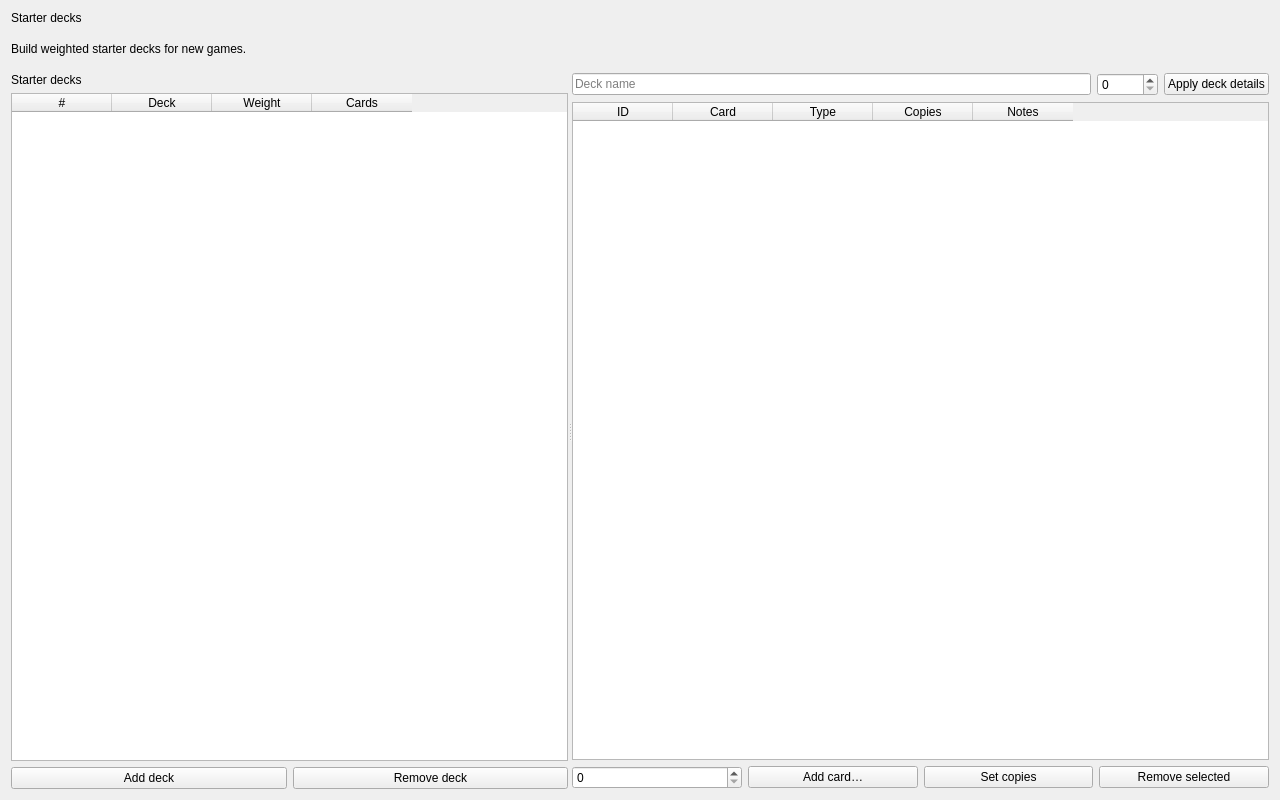
This is tools/pc/fm_editor/ui/starter_decks_page.ui in DaVinciLord/Yu-Gi-Oh-Forbidden-Memories-Recompiled as Qt 5 draws it before an edit. The edited form follows.
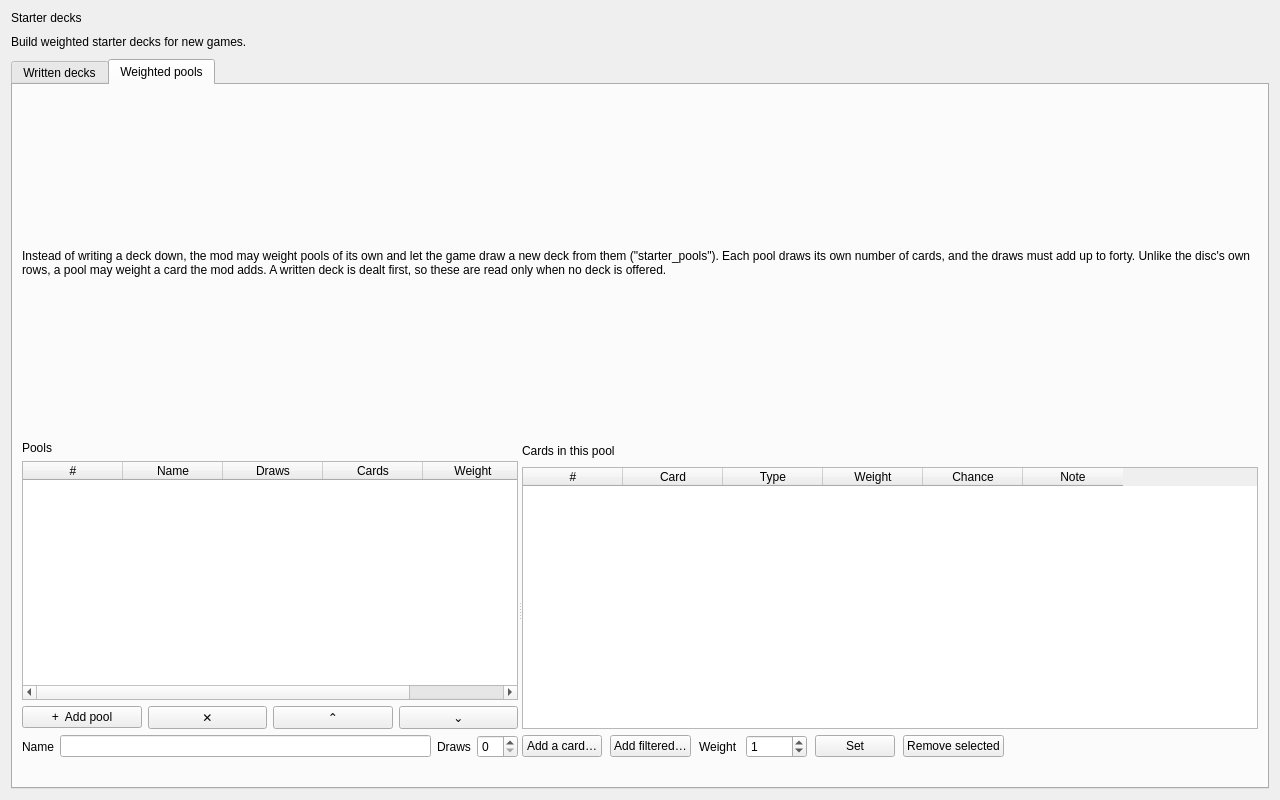
This is the edited form. The open tabs and pages were chosen to show the change.

Commit message: FM Editor: the Qt window as the editor, a module a page

What changed in the file:
```diff
--- a/tools/pc/fm_editor/ui/starter_decks_page.ui
+++ b/tools/pc/fm_editor/ui/starter_decks_page.ui
@@ -46,7 +46,13 @@
      </property>
     </widget>
    </item>
-   <item>
+      <item>
+    <widget class="QTabWidget" name="starterTabs">
+     <property name="currentIndex"><number>0</number></property>
+     <widget class="QWidget" name="starterWrittenTab">
+      <attribute name="title"><string>Written decks</string></attribute>
+      <layout class="QVBoxLayout" name="starterWrittenLayout">
+<item>
     <widget class="QSplitter" name="starterSplit">
      <property name="orientation">
       <enum>Qt::Orientation::Horizontal</enum>
@@ -202,6 +208,198 @@
      </widget>
     </widget>
    </item>
+      </layout>
+     </widget>
+
+      <widget class="QWidget" name="starterPoolsTab">
+       <attribute name="title"><string>Weighted pools</string></attribute>
+       <layout class="QVBoxLayout" name="starterPoolsLayout">
+        <property name="spacing"><number>10</number></property>
+        <item>
+         <widget class="QLabel" name="starterPoolsHint">
+          <property name="text"><string>Instead of writing a deck down, the mod may weight pools of its own and let the game draw a new deck from them ("starter_pools"). Each pool draws its own number of cards, and the draws must add up to forty. Unlike the disc's own rows, a pool may weight a card the mod adds. A written deck is dealt first, so these are read only when no deck is offered.</string></property>
+          <property name="wordWrap"><bool>true</bool></property>
+         </widget>
+        </item>
+        <item>
+         <widget class="QSplitter" name="starterPoolsSplit">
+          <property name="orientation"><enum>Qt::Orientation::Horizontal</enum></property>
+          <property name="childrenCollapsible"><bool>false</bool></property>
+          <widget class="QWidget" name="starterPoolListPane" native="true">
+           <layout class="QVBoxLayout" name="starterPoolListLayout">
+            <property name="leftMargin"><number>0</number></property>
+            <item>
+             <widget class="QLabel" name="starterPoolListHeading">
+              <property name="text"><string>Pools</string></property>
+             </widget>
+            </item>
+            <item>
+             <widget class="QTableWidget" name="starterPoolTable">
+              <property name="alternatingRowColors"><bool>true</bool></property>
+              <property name="selectionBehavior"><enum>QAbstractItemView::SelectionBehavior::SelectRows</enum></property>
+              <property name="selectionMode"><enum>QAbstractItemView::SelectionMode::SingleSelection</enum></property>
+              <property name="editTriggers"><set>QAbstractItemView::EditTrigger::NoEditTriggers</set></property>
+              <column><property name="text"><string>#</string></property></column>
+              <column><property name="text"><string>Name</string></property></column>
+              <column><property name="text"><string>Draws</string></property></column>
+              <column><property name="text"><string>Cards</string></property></column>
+              <column><property name="text"><string>Weight</string></property></column>
+             </widget>
+            </item>
+            <item>
+             <layout class="QHBoxLayout" name="starterPoolListActions">
+              <property name="spacing"><number>6</number></property>
+              <item>
+               <widget class="QPushButton" name="addStarterPoolButton">
+                <property name="text"><string>+  Add pool</string></property>
+               </widget>
+              </item>
+              <item>
+               <widget class="QPushButton" name="removeStarterPoolButton">
+                <property name="text"><string>✕</string></property>
+                <property name="toolTip"><string>Remove the selected pool</string></property>
+               </widget>
+              </item>
+              <item>
+               <widget class="QPushButton" name="moveStarterPoolUpButton">
+                <property name="text"><string>⌃</string></property>
+               </widget>
+              </item>
+              <item>
+               <widget class="QPushButton" name="moveStarterPoolDownButton">
+                <property name="text"><string>⌄</string></property>
+               </widget>
+              </item>
+             </layout>
+            </item>
+            <item>
+             <layout class="QHBoxLayout" name="starterPoolDrawRow">
+              <item>
+               <widget class="QLabel" name="starterPoolNameLabel">
+                <property name="text"><string>Name</string></property>
+               </widget>
+              </item>
+              <item>
+               <widget class="QLineEdit" name="starterPoolNameEdit"/>
+              </item>
+              <item>
+               <widget class="QLabel" name="starterPoolDrawLabel">
+                <property name="text"><string>Draws</string></property>
+               </widget>
+              </item>
+              <item>
+               <widget class="QSpinBox" name="starterPoolDrawSpin">
+                <property name="minimum"><number>0</number></property>
+                <property name="maximum"><number>40</number></property>
+                <property name="maximumSize"><size><width>90</width><height>16777215</height></size></property>
+               </widget>
+              </item>
+             </layout>
+            </item>
+            <item>
+             <widget class="QLabel" name="starterPoolDrawTotal">
+              <property name="text"><string/></property>
+              <property name="wordWrap"><bool>true</bool></property>
+             </widget>
+            </item>
+           </layout>
+          </widget>
+          <widget class="QWidget" name="starterPoolDetailPane" native="true">
+           <layout class="QVBoxLayout" name="starterPoolDetailLayout">
+            <property name="rightMargin"><number>0</number></property>
+            <item>
+             <layout class="QHBoxLayout" name="starterPoolHeader">
+              <item>
+               <widget class="QLabel" name="starterPoolHeading">
+                <property name="text"><string>Cards in this pool</string></property>
+               </widget>
+              </item>
+              <item>
+               <spacer name="starterPoolHeaderSpacer">
+                <property name="orientation"><enum>Qt::Orientation::Horizontal</enum></property>
+                <property name="sizeHint" stdset="0"><size><width>20</width><height>20</height></size></property>
+               </spacer>
+              </item>
+              <item>
+               <widget class="QLabel" name="starterPoolSummary">
+                <property name="text"><string/></property>
+               </widget>
+              </item>
+             </layout>
+            </item>
+            <item>
+             <widget class="QTableWidget" name="starterPoolCardTable">
+              <property name="alternatingRowColors"><bool>true</bool></property>
+              <property name="selectionBehavior"><enum>QAbstractItemView::SelectionBehavior::SelectRows</enum></property>
+              <property name="selectionMode"><enum>QAbstractItemView::SelectionMode::ExtendedSelection</enum></property>
+              <property name="editTriggers"><set>QAbstractItemView::EditTrigger::NoEditTriggers</set></property>
+              <column><property name="text"><string>#</string></property></column>
+              <column><property name="text"><string>Card</string></property></column>
+              <column><property name="text"><string>Type</string></property></column>
+              <column><property name="text"><string>Weight</string></property></column>
+              <column><property name="text"><string>Chance</string></property></column>
+              <column><property name="text"><string>Note</string></property></column>
+             </widget>
+            </item>
+            <item>
+             <layout class="QHBoxLayout" name="starterPoolActions">
+              <property name="spacing"><number>8</number></property>
+              <item>
+               <widget class="QPushButton" name="addPoolWeightButton">
+                <property name="text"><string>Add a card…</string></property>
+               </widget>
+              </item>
+              <item>
+               <widget class="QPushButton" name="addFilteredPoolCardsButton">
+                <property name="text"><string>Add filtered…</string></property>
+               </widget>
+              </item>
+              <item>
+               <widget class="QLabel" name="starterPoolWeightLabel">
+                <property name="text"><string>Weight</string></property>
+               </widget>
+              </item>
+              <item>
+               <widget class="QSpinBox" name="starterPoolWeightSpin">
+                <property name="minimum"><number>0</number></property>
+                <property name="maximum"><number>65535</number></property>
+                <property name="value"><number>1</number></property>
+                <property name="maximumSize"><size><width>110</width><height>16777215</height></size></property>
+               </widget>
+              </item>
+              <item>
+               <widget class="QPushButton" name="setPoolWeightValueButton">
+                <property name="text"><string>Set</string></property>
+               </widget>
+              </item>
+              <item>
+               <widget class="QPushButton" name="removePoolWeightButton">
+                <property name="text"><string>Remove selected</string></property>
+               </widget>
+              </item>
+              <item>
+               <spacer name="starterPoolActionsSpacer">
+                <property name="orientation"><enum>Qt::Orientation::Horizontal</enum></property>
+                <property name="sizeHint" stdset="0"><size><width>20</width><height>20</height></size></property>
+               </spacer>
+              </item>
+             </layout>
+            </item>
+            <item>
+             <widget class="QLabel" name="starterPoolStatus">
+              <property name="text"><string/></property>
+              <property name="wordWrap"><bool>true</bool></property>
+             </widget>
+            </item>
+           </layout>
+          </widget>
+         </widget>
+        </item>
+       </layout>
+      </widget>
+    </widget>
+   </item>
+
   </layout>
  </widget>
  <resources/>
```
The commit also changes 47 other files.
